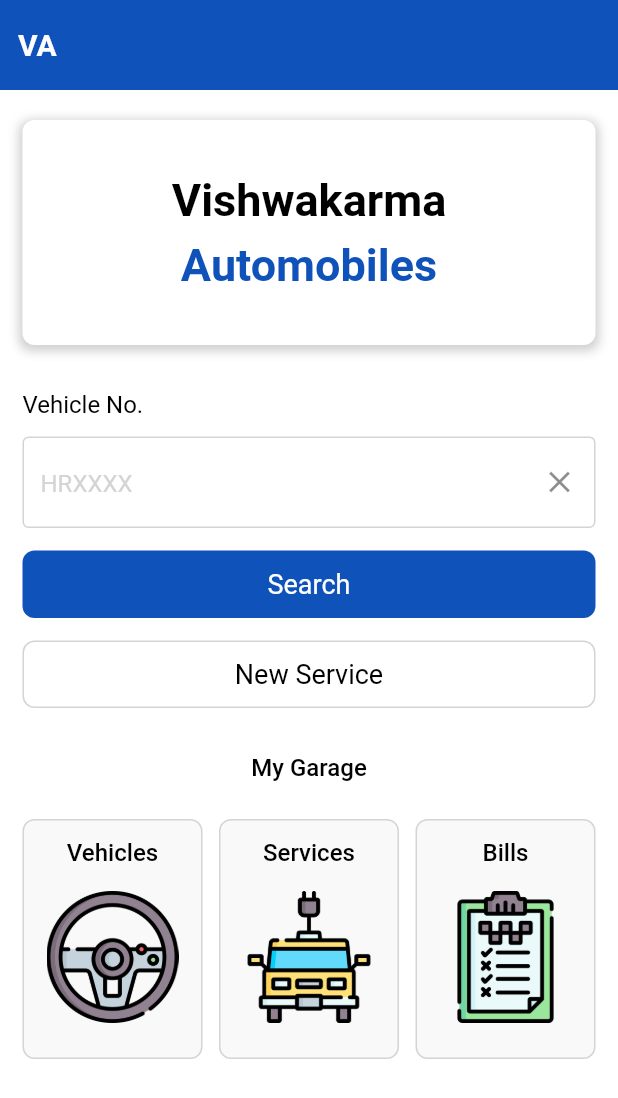
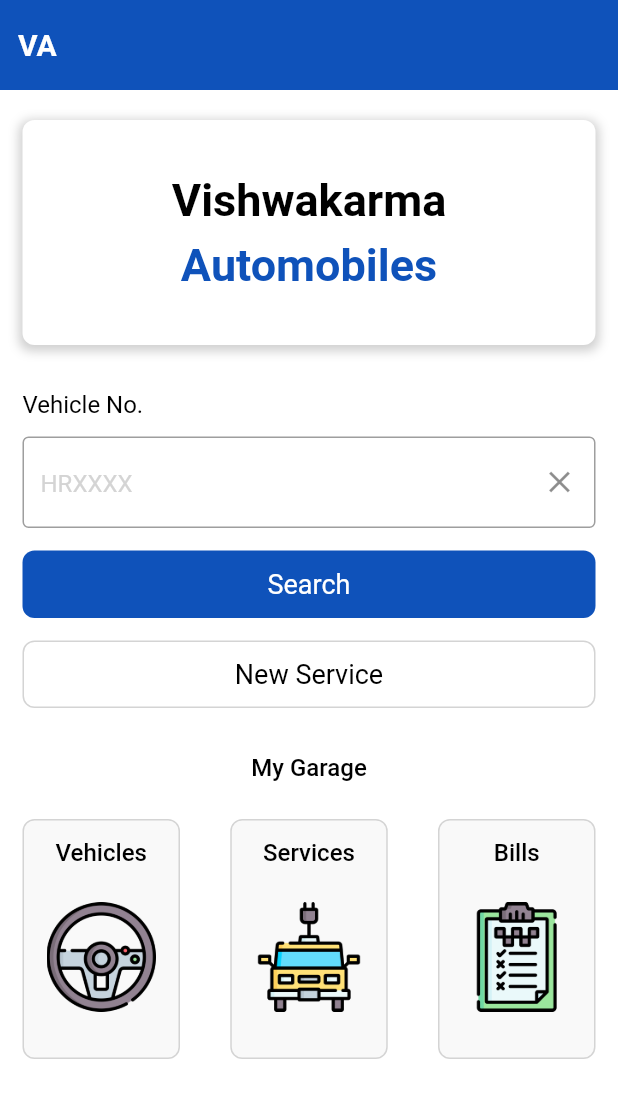
Before and after one commit to sangeeta2701/service_app, a Flutter app: the screen it shows after launch, on a phone screen of 412 x 824 dp. Shown: the top 1098 px of the screen. Run offline on Flutter 3.47's test engine with Material 2 defaults, Android fonts, the phone set to English and light mode, and no system bars; our stand-ins replace dotted_border.

Commit message:
Servicing app

```diff
--- a/lib/Screens/home_page.dart
+++ b/lib/Screens/home_page.dart
@@ -115,16 +115,17 @@ class _HomePageState extends State<HomePage> {
                                   fontSize: 16,
                                   color: appUiGreyColor,
                                   fontWeight: FontWeight.w400),
-                              enabledBorder: OutlineInputBorder(
-                                borderRadius: BorderRadius.circular(4),
-                                borderSide:
-                                    BorderSide(color: appUiGreyColor, width: 1),
-                              ),
-                              focusedBorder: OutlineInputBorder(
-                                borderRadius: BorderRadius.circular(4),
-                                borderSide:
-                                    BorderSide(color: appUiGreyColor, width: 1),
-                              ),
+                              border: OutlineInputBorder(),
+                              // enabledBorder: OutlineInputBorder(
+                              //   borderRadius: BorderRadius.circular(4),
+                              //   borderSide:
+                              //       BorderSide(color: appUiGreyColor, width: 1),
+                              // ),
+                              // focusedBorder: OutlineInputBorder(
+                              //   borderRadius: BorderRadius.circular(4),
+                              //   borderSide:
+                              //       BorderSide(color: appUiGreyColor, width: 1),
+                              // ),
                               suffixIcon: IconButton(
                                   onPressed: () {
                                     numberController.clear();
@@ -236,7 +237,7 @@ class _HomePageState extends State<HomePage> {
                               onTap: () {},
                               child: Container(
                                 height: 160,
-                                width: 120,
+                                width: 105,
                                 decoration: BoxDecoration(
                                   color: appUiContainerColor,
                                   borderRadius: BorderRadius.circular(8),
@@ -259,7 +260,7 @@ class _HomePageState extends State<HomePage> {
                                         padding:
                                             const EdgeInsets.only(top: 10.0),
                                         child: Image(
-                                          width: 100,
+                                          width: 80,
                                           height: 100,
                                           image: AssetImage(
                                               "assets/images/img2.png"),
@@ -275,7 +276,7 @@ class _HomePageState extends State<HomePage> {
                               onTap: () {},
                               child: Container(
                                 height: 160,
-                                width: 120,
+                                width: 105,
                                 decoration: BoxDecoration(
                                   color: appUiContainerColor,
                                   borderRadius: BorderRadius.circular(8),
@@ -298,7 +299,7 @@ class _HomePageState extends State<HomePage> {
                                         padding:
                                             const EdgeInsets.only(top: 10.0),
                                         child: Image(
-                                          width: 100,
+                                          width: 80,
                                           height: 100,
                                           image: AssetImage(
                                               "assets/images/img3.png"),
@@ -314,7 +315,7 @@ class _HomePageState extends State<HomePage> {
                               onTap: () {},
                               child: Container(
                                 height: 160,
-                                width: 120,
+                                width: 105,
                                 decoration: BoxDecoration(
                                   color: appUiContainerColor,
                                   borderRadius: BorderRadius.circular(8),
@@ -337,7 +338,7 @@ class _HomePageState extends State<HomePage> {
                                         padding:
                                             const EdgeInsets.only(top: 10.0),
                                         child: Image(
-                                          width: 100,
+                                          width: 80,
                                           height: 100,
                                           image: AssetImage(
                                               "assets/images/img4.png"),
--- a/pubspec.yaml
+++ b/pubspec.yaml
@@ -37,6 +37,8 @@ dependencies:
   # Use with the CupertinoIcons class for iOS style icons.
   cupertino_icons: ^1.0.2
   dotted_border: ^2.0.0+3
+  intl: ^0.18.0
+
 
 dev_dependencies:
   flutter_test:
```
Also changed, not shown: lib/Screens/search_page.dart (+21 -34 lines), pubspec.lock.
